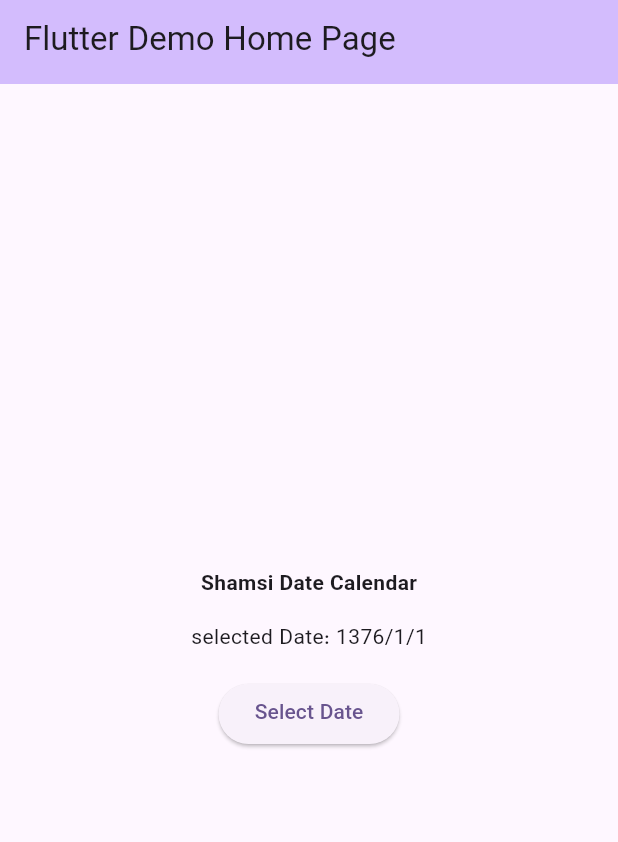
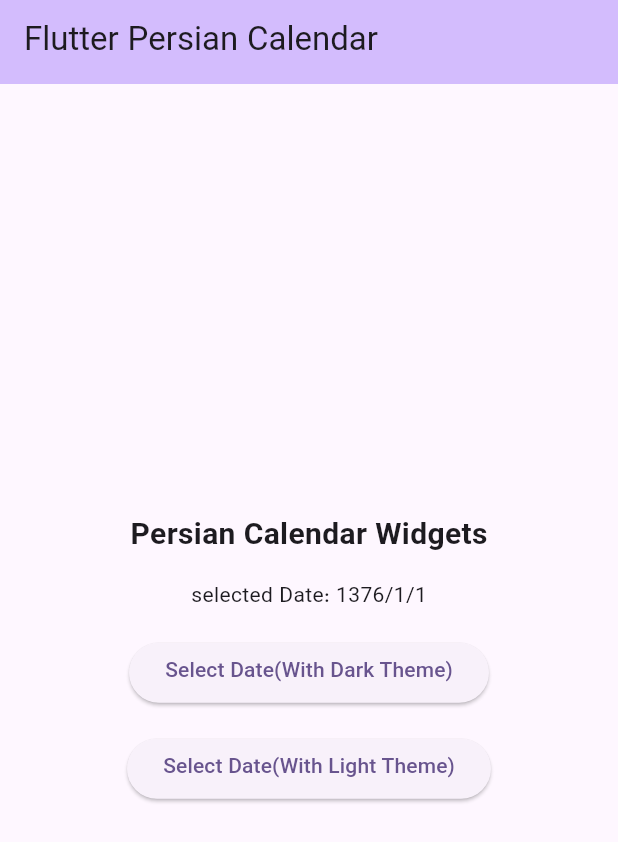
Before and after one commit to Amirnlz/flutter_persian_calendar, a Flutter app: the screen it shows after launch, on a phone screen of 412 x 824 dp. Shown: the top 842 px of the screen. Run offline on Flutter 3.47's test engine with Material 3 defaults, Android fonts, the phone set to English and light mode, and no system bars; our stand-ins replace shamsi_date.

Commit message:
add light theme to example =

```diff
--- a/example/lib/constants.dart
+++ b/example/lib/constants.dart
@@ -1,7 +1,7 @@
 import 'package:flutter/material.dart';
 import 'package:flutter_persian_calendar/flutter_persian_calendar.dart';
 
-final persianDarkTheme = PersianCalendarTheme(
+final calendarDarkTheme = PersianCalendarTheme(
   textStyle: const TextStyle(
     fontSize: 14,
     color: Color(0XFFF2F2F2),
@@ -11,3 +11,17 @@ final persianDarkTheme = PersianCalendarTheme(
     color: Color(0xFFA9D7FF),
   ),
 );
+
+final calendarLightTheme = PersianCalendarTheme(
+  backgroundColor: const Color(0XFFEDF2F4),
+  selectedColor: const Color(0XFFEF233C),
+  headerBackgroundColor: const Color(0XFF8D99AE),
+  textStyle: const TextStyle(
+    fontSize: 14,
+    color: Colors.black,
+  ),
+  headerTextStyle: const TextStyle(
+    fontSize: 14,
+    color: Colors.black,
+  ),
+);
--- a/example/lib/main.dart
+++ b/example/lib/main.dart
@@ -21,7 +21,7 @@ class MyApp extends StatelessWidget {
         fontFamily: 'Vazirmatn',
       ),
       home: const MyHomePage(
-        title: 'Flutter Demo Home Page',
+        title: 'Flutter Persian Calendar',
       ),
     );
   }
@@ -51,8 +51,9 @@ class _MyHomePageState extends State<MyHomePage> {
           mainAxisAlignment: MainAxisAlignment.center,
           children: [
             const Text(
-              'Shamsi Date Calendar',
+              'Persian Calendar Widgets',
               style: TextStyle(
+                fontSize: 20,
                 fontWeight: FontWeight.bold,
               ),
             ),
@@ -67,12 +68,28 @@ class _MyHomePageState extends State<MyHomePage> {
                   context: context,
                   builder: (context) {
                     return Dialog(
-                      child: shamsiDateCalendarWidget(context),
+                      child:
+                          shamsiDateCalendarWidget(context, calendarDarkTheme),
                     );
                   },
                 );
               },
-              child: const Text('Select Date'),
+              child: const Text('Select Date(With Dark Theme)'),
+            ),
+            const SizedBox(height: 16),
+            ElevatedButton(
+              onPressed: () {
+                showDialog(
+                  context: context,
+                  builder: (context) {
+                    return Dialog(
+                      child:
+                          shamsiDateCalendarWidget(context, calendarLightTheme),
+                    );
+                  },
+                );
+              },
+              child: const Text('Select Date(With Light Theme)'),
             ),
           ],
         ),
@@ -80,7 +97,10 @@ class _MyHomePageState extends State<MyHomePage> {
     );
   }
 
-  PersianCalendar shamsiDateCalendarWidget(BuildContext context) {
+  PersianCalendar shamsiDateCalendarWidget(
+    BuildContext context,
+    PersianCalendarTheme calendarTheme,
+  ) {
     return PersianCalendar(
       selectedDate: selectedDate,
       onDateChanged: (newDate) {
@@ -93,7 +113,7 @@ class _MyHomePageState extends State<MyHomePage> {
       },
       datePickerStartDate: Jalali(1300, 4, 12),
       datePickerEndDate: Jalali(1402, 7, 10),
-      calendarTheme: persianDarkTheme,
+      calendarTheme: calendarTheme,
     );
   }
 
```
